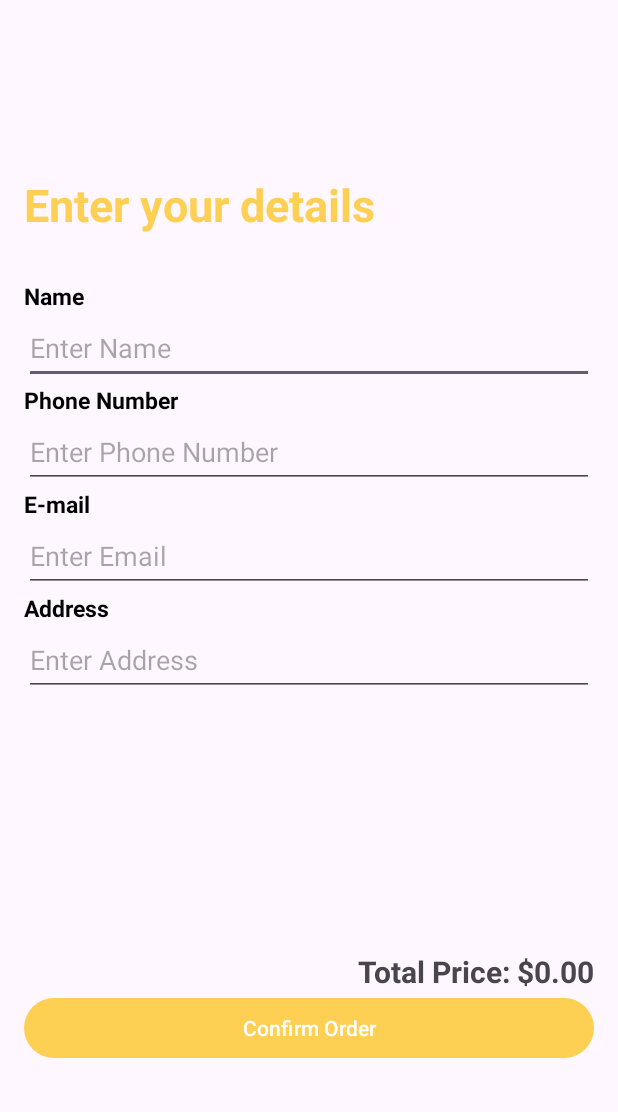
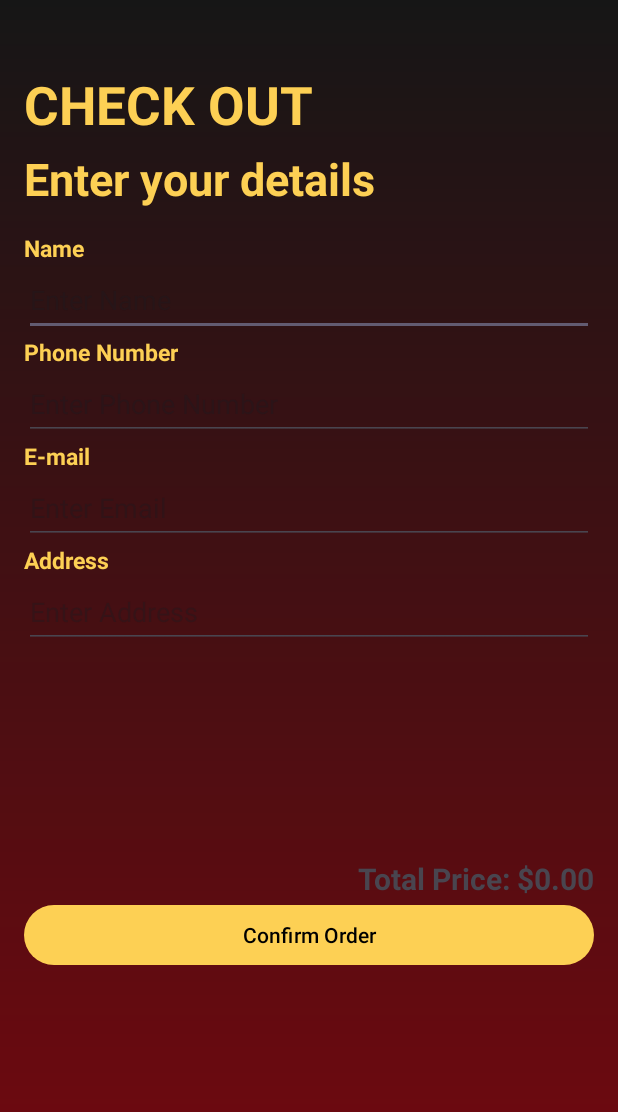
Before and after one commit to Rafiaa01/sizzelCraft, an Android app: the Checkout screen opened directly, with no data from a screen before it, on a phone screen of 412 x 824 dp. Shown: the top 1112 px of the screen. Run offline under Robolectric (Android 15) with nearby library versions, the phone set to English and light mode, and no system bars.

Commit message:
design changes

```diff
--- a/app/src/main/res/layout/activity_checkout.xml
+++ b/app/src/main/res/layout/activity_checkout.xml
@@ -1,9 +1,23 @@
 <?xml version="1.0" encoding="utf-8"?>
 <LinearLayout xmlns:android="http://schemas.android.com/apk/res/android"
+    xmlns:tools="http://schemas.android.com/tools"
     android:layout_width="match_parent"
     android:layout_height="match_parent"
     android:orientation="vertical"
+    android:background="@drawable/gradient"
     android:padding="16dp">
+
+
+    <TextView
+        android:id="@+id/titl2"
+        android:layout_width="match_parent"
+        android:layout_height="wrap_content"
+        android:layout_marginLeft="0dp"
+        android:layout_marginTop="30dp"
+        android:text="CHECK OUT"
+        android:textColor="@color/yellow"
+        android:textSize="35dp"
+        android:textStyle="bold" />
 
     <TextView
         android:id="@+id/title"
@@ -13,18 +27,19 @@
         android:textSize="30dp"
         android:textStyle="bold"
         android:textColor="@color/yellow"
-        android:layout_marginTop="100dp"
+        android:layout_marginTop="5dp"
         android:layout_marginLeft="0dp"/>
     <!-- Name Input -->
     <TextView
         android:id="@+id/name"
         android:layout_width="wrap_content"
         android:layout_height="wrap_content"
+        android:layout_marginTop="15dp"
         android:text="Name"
+        android:textColor="@color/yellow"
+        android:textSize="15dp"
         android:textStyle="bold"
-        android:layout_marginTop="30dp"
-        android:textSize="15dp"
-        android:textColor="@color/black" />
+        tools:ignore="TextSizeCheck" />
     <EditText
         android:id="@+id/edtName"
         android:layout_width="match_parent"
@@ -37,9 +52,10 @@
         android:layout_width="wrap_content"
         android:layout_height="wrap_content"
         android:text="Phone Number"
+        android:textColor="@color/yellow"
+        android:textSize="15dp"
         android:textStyle="bold"
-        android:textSize="15dp"
-        android:textColor="@color/black" />
+        tools:ignore="TextSizeCheck" />
     <!-- Phone Number Input -->
     <EditText
         android:id="@+id/edtPhoneNumber"
@@ -53,9 +69,10 @@
         android:layout_width="wrap_content"
         android:layout_height="wrap_content"
         android:text="E-mail"
+        android:textColor="@color/yellow"
+        android:textSize="15dp"
         android:textStyle="bold"
-        android:textSize="15dp"
-        android:textColor="@color/black" />
+        tools:ignore="TextSizeCheck" />
     <!-- Email Input -->
     <EditText
         android:id="@+id/edtEmail"
@@ -69,9 +86,10 @@
         android:layout_width="wrap_content"
         android:layout_height="wrap_content"
         android:text="Address"
+        android:textColor="@color/yellow"
+        android:textSize="15dp"
         android:textStyle="bold"
-        android:textSize="15dp"
-        android:textColor="@color/black" />
+        tools:ignore="TextSizeCheck" />
     <!-- Address Input -->
     <EditText
         android:id="@+id/edtAddress"
@@ -86,7 +104,7 @@
         android:layout_height="wrap_content"
         android:textSize="20dp"
         android:textStyle="bold"
-        android:layout_marginTop="170dp"
+        android:layout_marginTop="140dp"
         android:layout_gravity="right"
         />
     <!-- Confirm Order Button -->
@@ -94,5 +112,8 @@
         android:id="@+id/btnConfirmOrder"
         android:layout_width="match_parent"
         android:layout_height="wrap_content"
-        android:text="Confirm Order" />
+        android:text="Confirm Order"
+        android:textColor="@color/black"
+        tools:ignore="TouchTargetSizeCheck" />
+
 </LinearLayout>
--- a/app/src/main/res/layout/fragment_menu.xml
+++ b/app/src/main/res/layout/fragment_menu.xml
@@ -23,7 +23,7 @@
     <ListView
         android:id="@+id/foodlist"
         android:layout_width="match_parent"
-        android:layout_height="571dp"
+        android:layout_height="538dp"
         android:layout_marginTop="70dp"
         android:dividerHeight="1dp" />
 
--- a/app/src/main/res/layout/nav_header.xml
+++ b/app/src/main/res/layout/nav_header.xml
@@ -11,7 +11,7 @@
         android:gravity="bottom"
         android:orientation="vertical"
         android:padding="16dp"
-        android:theme="@style/ThemeOverlay.AppCompat.Dark"
+        android:theme="@style/ThemeOverlay.AppCompat.DayNight"
         tools:ignore="MissingConstraints">
 
         <ImageView
--- a/app/src/main/res/menu/nav_menu.xml
+++ b/app/src/main/res/menu/nav_menu.xml
@@ -12,7 +12,7 @@
 
         <item
             android:id="@+id/navsettings"
-            android:icon="@drawable/nav_setting"
+            android:icon="@drawable/location24"
             android:title="Track order"/>
 
         <item
```
Also changed, not shown: app/src/main/java/com/example/sizzelcraft/Checkout.java (+11 -8 lines).
